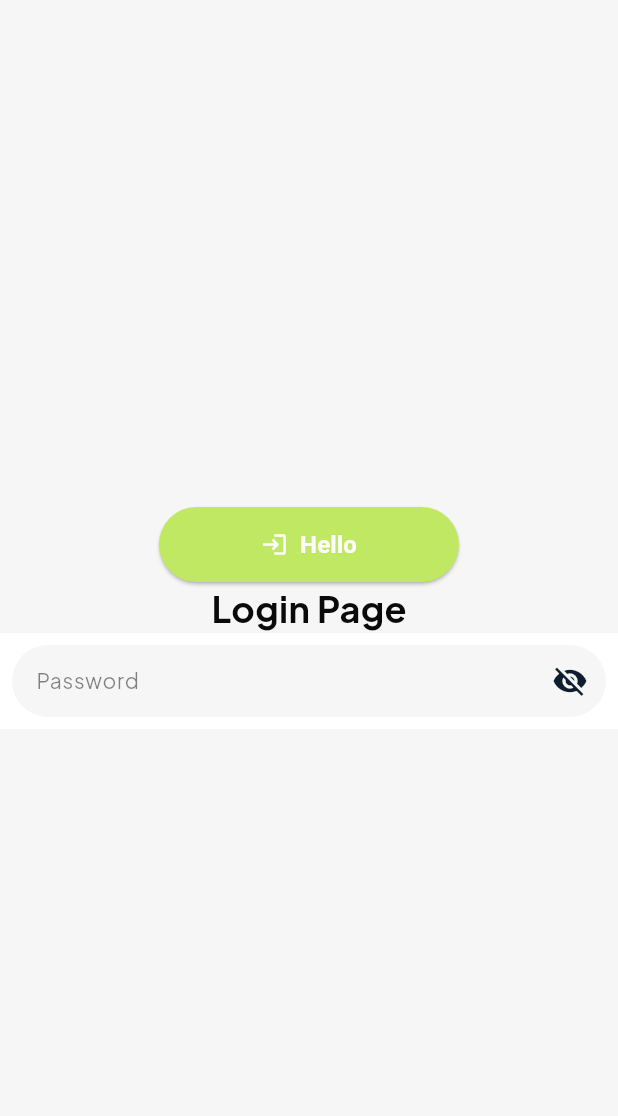
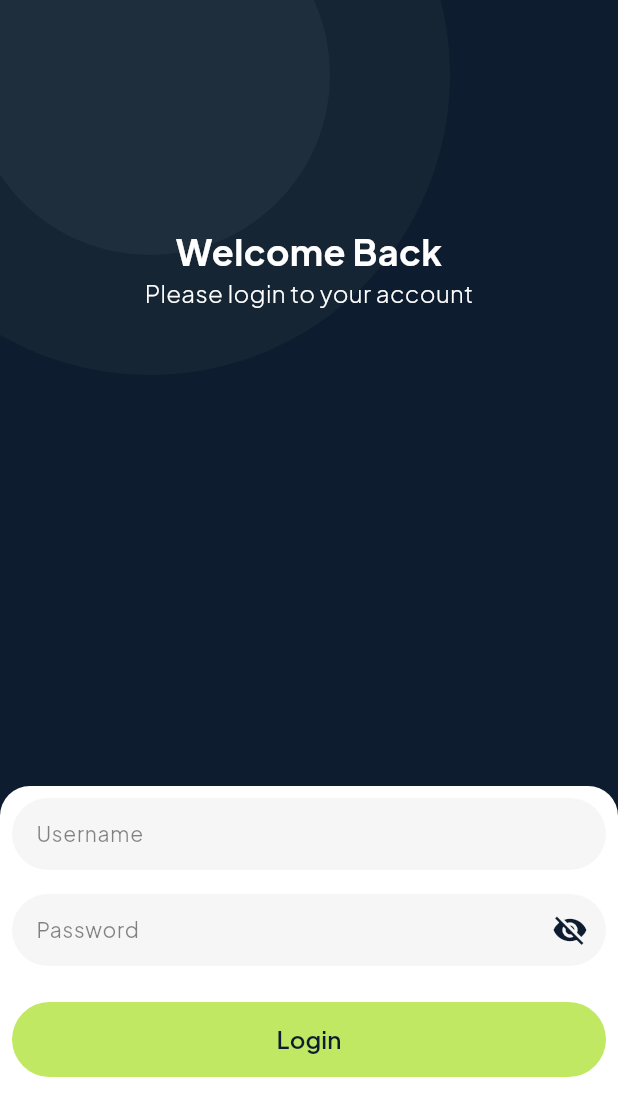
Before and after one commit to hldaabyu28/cashier_app, a Flutter app: the screen it shows after launch, on a phone screen of 412 x 824 dp. Shown: the top 1116 px of the screen. Run offline on Flutter 3.47's test engine with Material 3 defaults, Android fonts, the phone set to English and light mode, and no system bars; our stand-ins replace get, google_fonts.

Commit message:
UPDATE add app login

```diff
--- /dev/null
+++ b/lib/core/theme/app_spacing.dart
@@ -0,0 +1,7 @@
+class AppSpacing {
+  static const double xs = 4;
+  static const double sm = 8;
+  static const double md = 16;
+  static const double lg = 24;
+  static const double xl = 32;
+}
--- a/lib/core/widgets/my_button.dart
+++ b/lib/core/widgets/my_button.dart
@@ -1,20 +1,27 @@
 import 'package:casier_app/core/theme/app_color.dart';
+import 'package:casier_app/core/theme/app_text.dart';
 import 'package:flutter/material.dart';
 
 class MyButton extends StatelessWidget {
   final String text;
   final VoidCallback onPressed;
-  final bool isLoading;
+  final bool? isLoading;
   final Color? color;
+  final Color? textColor;
+  final Color? iconColor;
   final double? width;
   final double? height;
   final IconData? icon;
+  final EdgeInsetsGeometry? padding;
   const MyButton({
     super.key,
     required this.text,
     required this.onPressed,
-    required this.isLoading,
+    this.isLoading,
+    this.iconColor,
     this.color,
+    this.padding,
+    this.textColor,
     this.width,
     this.height,
     this.icon,
@@ -22,16 +29,18 @@ class MyButton extends StatelessWidget {
 
   @override
   Widget build(BuildContext context) {
-    return SizedBox(
-      width: 200,
-      height: 50,
-      child: ElevatedButton(
-        onPressed: () {},
+    return ElevatedButton(
+      onPressed: (isLoading ?? false) ? null : onPressed,
       style: ElevatedButton.styleFrom(
+        surfaceTintColor: Colors.transparent,
         backgroundColor: color ?? AppColor.primary,
+        padding:
+            padding ?? const EdgeInsets.symmetric(horizontal: 16, vertical: 12),
+        minimumSize: Size(width ?? double.infinity, height ?? 50),
+        shadowColor: Colors.transparent,
       ),
       child:
-            isLoading
+          (isLoading ?? false)
               ? SizedBox(
                 width: 20,
                 height: 20,
@@ -43,19 +52,19 @@ class MyButton extends StatelessWidget {
               : Row(
                 mainAxisAlignment: MainAxisAlignment.center,
                 children: [
-                    if (icon != null) Icon(icon, color: Colors.white),
+                  if (icon != null)
+                    Icon(icon, color: iconColor ?? AppColor.primary),
                   if (icon != null) const SizedBox(width: 8),
                   Text(
                     text,
-                      style: const TextStyle(
-                        color: Colors.white,
+                    style: AppTextStyle.body.copyWith(
+                      color: textColor ?? AppColor.primary,
                       fontSize: 16,
-                        fontWeight: FontWeight.bold,
+                      fontWeight: FontWeight.w600,
                     ),
                   ),
                 ],
               ),
-      ),
     );
   }
 }
--- a/lib/core/widgets/my_input.dart
+++ b/lib/core/widgets/my_input.dart
@@ -5,7 +5,7 @@ import 'package:flutter/widgets.dart';
 
 class MyInput extends StatefulWidget {
   final TextEditingController? controller;
-  final String? hintText;
+  final String? placeholder;
   final Color? fillColor;
   final Color? borderColor;
   final TextInputType? keyboardType;
@@ -19,7 +19,7 @@ class MyInput extends StatefulWidget {
   const MyInput({
     super.key,
     this.controller,
-    this.hintText,
+    this.placeholder,
     this.keyboardType,
     this.validator,
     this.maxLines,
@@ -45,7 +45,7 @@ class MyInput extends StatefulWidget {
       builder: (context, value, child) {
         return MyInput(
           controller: controller,
-          hintText: placeholder,
+          placeholder: placeholder,
           obscureText: value,
           fillColor: fillColor,
           borderColor: borderColor,
@@ -81,7 +81,7 @@ class _MyInputState extends State<MyInput> {
       style: AppTextStyle.body.copyWith(color: AppColor.textColor, fontSize: 14),
       obscuringCharacter: '*',
       decoration: InputDecoration(
-        hintText: widget.hintText ?? "Enter text",
+        hintText: widget.placeholder ?? "Enter text",
 
         hintStyle: AppTextStyle.body.copyWith(color: AppColor.textColor.withOpacity(0.5), fontSize: 14),
         contentPadding: widget.padding ?? const EdgeInsets.symmetric(horizontal: 12, vertical: 12),
--- a/lib/features/auth/presentation/pages/login_page.dart
+++ b/lib/features/auth/presentation/pages/login_page.dart
@@ -1,8 +1,10 @@
 import 'package:casier_app/core/theme/app_color.dart';
+import 'package:casier_app/core/theme/app_spacing.dart';
 import 'package:casier_app/core/theme/app_text.dart';
 import 'package:casier_app/core/widgets/my_button.dart';
 import 'package:casier_app/core/widgets/my_input.dart';
 import 'package:flutter/material.dart';
+import 'package:get/route_manager.dart';
 
 class LoginPage extends StatelessWidget {
   const LoginPage({super.key});
@@ -10,24 +12,87 @@ class LoginPage extends StatelessWidget {
   @override
   Widget build(BuildContext context) {
     return Scaffold(
-      body: Column(
-        mainAxisAlignment: MainAxisAlignment.center,
-        crossAxisAlignment: CrossAxisAlignment.center,
+      backgroundColor: AppColor.primary,
+      body: Stack(
         children: [
-          MyButton(text: "Hello", onPressed: (){}, isLoading: false, color: AppColor.secondary, icon: Icons.login,),
-          Text("Login Page", style: AppTextStyle.heading1),
-          Container(
-            color: Colors.white,
+          Positioned(
+            top: -150,
+            left: -100,
+            child: Column(
+              children: [
+                Container(
+                  width: 400,
+                  height: 400,
+                  decoration: const BoxDecoration(
+                    shape: BoxShape.circle,
+                    color: Color(0xFF152534),
+                  ),
+                  child: Container(
+                    margin: const EdgeInsets.all(80),
+                    decoration: const BoxDecoration(
+                      shape: BoxShape.circle,
+                      color: Color(0xFF1E2E3D),
+                    ),
+                  ),
+                ),
+              ],
+            ),
+          ),
+          Center(
             child: Padding(
-              padding: const EdgeInsets.all(8.0),
-              child: MyInput.password(
-                placeholder: "Password",
-
+              padding: const EdgeInsets.only(top: 150),
+              child: Column(
+                children: [
+                  Text(
+                    "Welcome Back",
+                    style: AppTextStyle.heading1.copyWith(
+                      color: Colors.white,
+                      fontWeight: FontWeight.bold,
+                    ),
+                  ),
+                  Text(
+                    "Please login to your account",
+                    style: AppTextStyle.body.copyWith(
+                      color: Colors.white,
+                      fontWeight: FontWeight.w300,
+                    ),
+                  ),
+                ],
               ),
             ),
-          )
+          ),
+          SizedBox(height: AppSpacing.lg),
         ],
-      )
+      ),
+      bottomSheet: Container(
+        height: 300,
+        decoration: BoxDecoration(
+          color: Colors.white,
+          borderRadius: BorderRadius.only(
+            topLeft: Radius.circular(20),
+            topRight: Radius.circular(20),
+          ),
+        ),
+        child: Padding(
+          padding: const EdgeInsets.all(8.0),
+          child: Column(
+            children: [
+              MyInput(placeholder: "Username"),
+              SizedBox(height: AppSpacing.md),
+              MyInput.password(placeholder: "Password"),
+              SizedBox(height: AppSpacing.lg),
+              MyButton(
+                text: "Login",
+                onPressed: () {
+                  Get.toNamed('/home');
+                },
+                isLoading: false,
+                color: AppColor.secondary,
+              ),
+            ],
+          ),
+        ),
+      ),
     );
   }
 }
--- /dev/null
+++ b/lib/features/home/presentation/pages/home_page.dart
@@ -0,0 +1,13 @@
+import 'package:casier_app/core/theme/app_color.dart';
+import 'package:flutter/material.dart';
+
+class HomePage extends StatelessWidget {
+  const HomePage({super.key});
+
+  @override
+  Widget build(BuildContext context) {
+    return Scaffold(
+      backgroundColor: AppColor.primary,
+    );
+  }
+}
--- a/lib/routes/app_page.dart
+++ b/lib/routes/app_page.dart
@@ -2,6 +2,7 @@
 
 import 'package:casier_app/features/auth/presentation/bindings/auth_binding.dart';
 import 'package:casier_app/features/auth/presentation/pages/login_page.dart';
+import 'package:casier_app/features/home/presentation/pages/home_page.dart';
 import 'package:casier_app/routes/app_routes.dart';
 import 'package:get/get.dart';
 
@@ -13,6 +14,11 @@ class AppPage {
       name: AppRoutes.login,
       page: () => const LoginPage(),
       binding: AuthBinding(),
-    )
+    ),
+    GetPage(
+      name: AppRoutes.home,
+      page: () => const HomePage(),
+      // binding: HomeBinding(), // Uncomment and implement when HomeBinding is created
+    ),
   ];
 }
```
Also changed, not shown: lib/features/home/presentation/pages/home_pages.dart (deleted). Lines whose indentation alone changed are shown as unchanged.
